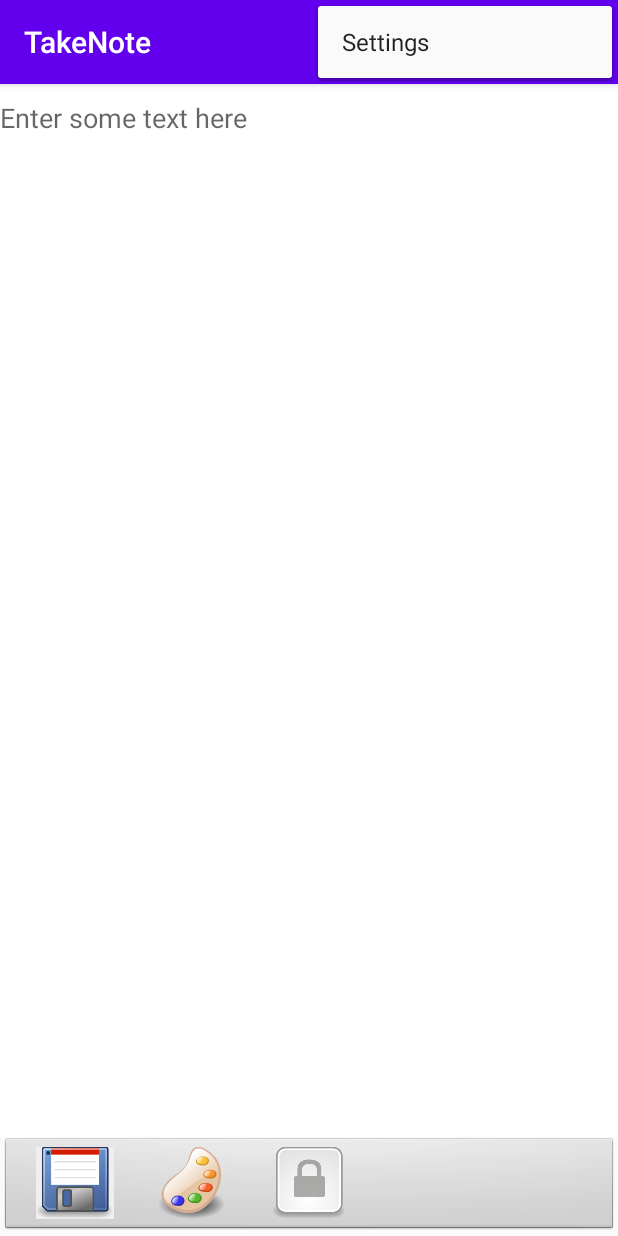
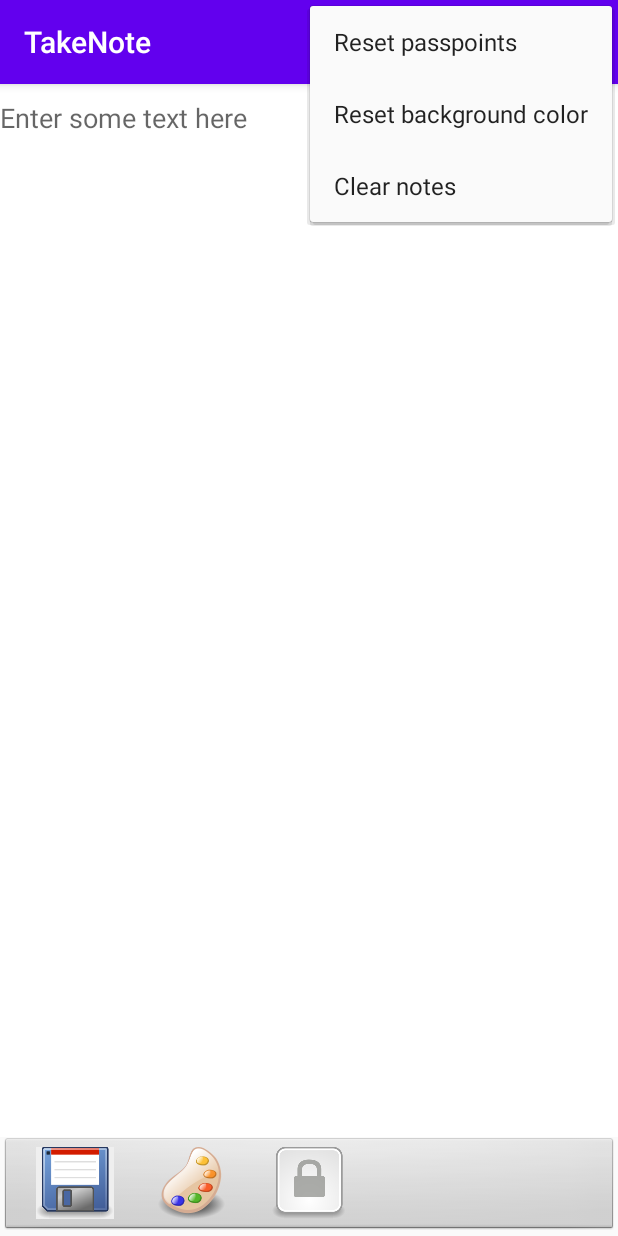
Before and after one commit to dennisbr3003/Android-Java-NoteM3, an Android app: the FirstFragment screen opened directly, with no data from a screen before it, with the options menu open, on a phone screen of 412 x 824 dp. Run offline under Robolectric (Android 15) with nearby library versions, the phone set to English and light mode, and no system bars; libraries missing offline, so code that uses them is left out: com.flask.colorpicker.

Commit message:
Some structure changes, added menu items

```diff
--- a/app/src/main/java/com/example/notematser/FirstFragment.java
+++ b/app/src/main/java/com/example/notematser/FirstFragment.java
@@ -30,7 +30,7 @@ import java.io.InputStreamReader;
 
 public class FirstFragment extends Fragment {
 
-    MainActivity ma = (MainActivity) getActivity();
+    SharedResource sr = new SharedResource();
 
     @Override
     public View onCreateView(
@@ -113,23 +113,12 @@ public class FirstFragment extends Fragment {
 
     private void saveText(View v) {
         EditText et = (EditText) v.getRootView().findViewById(R.id.editText); //use getRootView to get correct view/container because we are in a thread
-        try {
-            FileOutputStream fos = getContext().openFileOutput(getString(R.string.fileName), getContext().MODE_PRIVATE);
-            fos.write(et.getText().toString().getBytes());
-            fos.close();
-        } catch (FileNotFoundException e) {
-            Log.e(getString(R.string.FileNotFoundException), getString(R.string.FileOpsError));
-        } catch (IOException e) {
-            Log.e(getString(R.string.IOException), getString(R.string.FileOpsError));
-        }
+        sr.saveNoteText(getContext(), et.getText().toString().getBytes());
     }
 
     public void setBackgroundColorUsingPrefs(View view) {
-
-        SharedPreferences prefs = getContext().getSharedPreferences("TakeNote", Context.MODE_PRIVATE);
-        Log.d("prefcolor", String.valueOf(prefs.getInt("BackGroundColor", -1)));
         EditText et = (EditText) view.getRootView().findViewById(R.id.editText);
-        et.setBackgroundColor(prefs.getInt("BackGroundColor", -1));
+        et.setBackgroundColor(sr.getSharedBackgroundColor(getContext()));
     }
 
     public void onViewCreated(@NonNull final View view, final Bundle savedInstanceState) {
@@ -175,11 +164,7 @@ public class FirstFragment extends Fragment {
                         .setPositiveButton("ok", new ColorPickerClickListener() {
                             @Override
                             public void onClick(DialogInterface dialog, int selectedColor, Integer[] allColors) {
-                                Log.d("onColorSelectedok", Integer.toHexString(selectedColor));
-                                SharedPreferences prefs = getContext().getSharedPreferences("TakeNote", Context.MODE_PRIVATE);
-                                SharedPreferences.Editor prefsEdit = prefs.edit();
-                                prefsEdit.putInt("BackGroundColor", selectedColor);
-                                prefsEdit.apply(); // apply is background, commit is not
+                                sr.saveSharedBackgroundColor(selectedColor, getContext());
                                 setBackgroundColorUsingPrefs(view);
                             }
                         })
@@ -202,6 +187,7 @@ public class FirstFragment extends Fragment {
                 startActivity(i); // you need an intent to pass to startActivity() so that's why the intent was declared
             }
         });
+
     }
 
 }
--- a/app/src/main/java/com/example/notematser/PointCollectorListener.java
+++ b/app/src/main/java/com/example/notematser/PointCollectorListener.java
@@ -1,7 +1,6 @@
 package com.example.notematser;
 
 import android.graphics.Point;
-
 import java.util.List;
 
 public interface PointCollectorListener {
--- /dev/null
+++ b/app/src/main/java/com/example/notematser/SharedResource.java
@@ -0,0 +1,43 @@
+package com.example.notematser;
+
+import android.content.Context;
+import android.content.SharedPreferences;
+
+import java.io.FileNotFoundException;
+import java.io.FileOutputStream;
+import java.io.IOException;
+
+public class SharedResource {
+
+    private static final String BACKGROUND_COLOR = "BackGroundColor";
+    private static final String SHAREDPREF_NAME = "TakeNote";
+    private static final String NOTE_FILENAME = "sometextfile";
+
+    public SharedResource() {
+    }
+
+    public void saveSharedBackgroundColor(int iColor, Context context){
+        SharedPreferences prefs = context.getSharedPreferences(SHAREDPREF_NAME, Context.MODE_PRIVATE);
+        SharedPreferences.Editor prefsEdit = prefs.edit();
+        prefsEdit.putInt(BACKGROUND_COLOR, iColor);
+        prefsEdit.apply(); // apply is background, commit is not
+    }
+
+    public int getSharedBackgroundColor(Context context){
+        SharedPreferences prefs = context.getSharedPreferences(SHAREDPREF_NAME, Context.MODE_PRIVATE);
+        return prefs.getInt(BACKGROUND_COLOR, -1);
+    }
+
+    public void saveNoteText(Context context, byte[] byteArray) {
+        try {
+            FileOutputStream fos = context.openFileOutput(NOTE_FILENAME, Context.MODE_PRIVATE);
+            fos.write(byteArray);
+            fos.close();
+        } catch (FileNotFoundException e) {
+            // todo error-handling
+        } catch (IOException e) {
+            // todo error-handling
+        }
+    }
+
+}
--- /dev/null
+++ b/app/src/main/res/drawable/ic_mono_package_applications.xml
@@ -0,0 +1,11 @@
+<vector android:height="24dp" android:viewportHeight="60"
+    android:viewportWidth="60" android:width="24dp" xmlns:android="http://schemas.android.com/apk/res/android">
+    <path android:fillColor="#00000000"
+        android:pathData="m10.5313,51.087zM6.5733,31.943l2.8958,3.033 4.6882,-3.171 3.723,1.654 1.241,5.435 3.999,-0.036 1.104,-5.577 3.723,-1.476 4.688,3.033 2.207,-3.033 -5.321,-5.022c-13.638,12.509 -25.423,-6.77 -13.709,-14.835v-2.8961l-1.379,0.6894 -4.275,-2.7175 -2.9527,2.425 2.6767,4.5672 -1.5164,3.723 -5.2239,0.868 -0.0161,3.959 5.3779,1.379 1.4825,3.619 -3.413,4.379z"
+        android:strokeColor="#ffffff" android:strokeLineJoin="round" android:strokeWidth="5"/>
+    <path android:fillColor="#00000000"
+        android:pathData="m25.0793,19.518zM41.4153,30.257l-4.192,-0.097 -1.073,5.558 -3.803,1.462 -4.72,-2.965 -2.802,2.853 3.163,4.724 -1.589,3.676 -5.46,1.17 0.585,3.706 7.313,-0.212c0.798,-18.488 22.764,-13.19 20.184,0.797l2.048,2.047 0.487,-1.462 4.944,-1.101 0.374,-3.803 -5.123,-1.337 -1.56,-3.705 3.08,-4.307 -2.787,-2.811 -4.778,2.828 -3.608,-1.512 -0.683,-5.509z"
+        android:strokeColor="#ffffff" android:strokeLineJoin="round" android:strokeWidth="5"/>
+    <path android:fillColor="#000000" android:fillType="evenOdd" android:pathData="m10.5313,51.087zM6.5733,31.943l2.8958,3.033 4.6882,-3.171 3.723,1.654 1.241,5.435 3.999,-0.036 1.104,-5.577 3.723,-1.476 4.688,3.033 2.207,-3.033 -5.321,-5.022c-13.638,12.509 -25.423,-6.77 -13.709,-14.835v-2.8961l-1.379,0.6894 -4.275,-2.7175 -2.9527,2.425 2.6767,4.5672 -1.5164,3.723 -5.2239,0.868 -0.0161,3.959 5.3779,1.379 1.4825,3.619 -3.413,4.379z"/>
+    <path android:fillColor="#000000" android:fillType="evenOdd" android:pathData="m25.0793,19.518zM41.4153,30.257l-4.192,-0.097 -1.073,5.558 -3.803,1.462 -4.72,-2.965 -2.802,2.853 3.163,4.724 -1.589,3.676 -5.46,1.17 0.585,3.706 7.313,-0.212c0.798,-18.488 22.764,-13.19 20.184,0.797l2.048,2.047 0.487,-1.462 4.944,-1.101 0.374,-3.803 -5.123,-1.337 -1.56,-3.705 3.08,-4.307 -2.787,-2.811 -4.778,2.828 -3.608,-1.512 -0.683,-5.509z"/>
+</vector>
--- a/app/src/main/res/menu/menu_main.xml
+++ b/app/src/main/res/menu/menu_main.xml
@@ -3,8 +3,19 @@
     xmlns:tools="http://schemas.android.com/tools"
     tools:context="com.example.notematser.MainActivity">
     <item
-        android:id="@+id/action_settings"
+        android:id="@+id/action_reset_passpoints"
+        android:icon="@drawable/ic_mono_package_applications"
         android:orderInCategory="100"
-        android:title="@string/action_settings"
+        android:title="@string/reset_passpoints_caption"
+        app:showAsAction="never" />
+    <item
+        android:id="@+id/action_reset_backgroundcolor"
+        android:orderInCategory="110"
+        android:title="Reset background color"
+        app:showAsAction="never" />
+    <item
+        android:id="@+id/action_clear_notetext"
+        android:orderInCategory="120"
+        android:title="Clear notes"
         app:showAsAction="never" />
 </menu>
--- a/app/src/main/res/values/strings.xml
+++ b/app/src/main/res/values/strings.xml
@@ -36,4 +36,6 @@
     <string name="lock">lock</string>
     <string name="save">Save</string>
     <string name="select_editor_color">selcolor\\</string>
+    <string name="reset_passpoints_caption">Reset passpoints</string>
+    <string name="ClearPassPoints">ClearPassPoints</string>
 </resources>
```
Also changed, not shown: app/src/main/java/com/example/notematser/ImageActivity.java (+19 -0 lines), app/src/main/java/com/example/notematser/MainActivity.java (+22 -5 lines).
